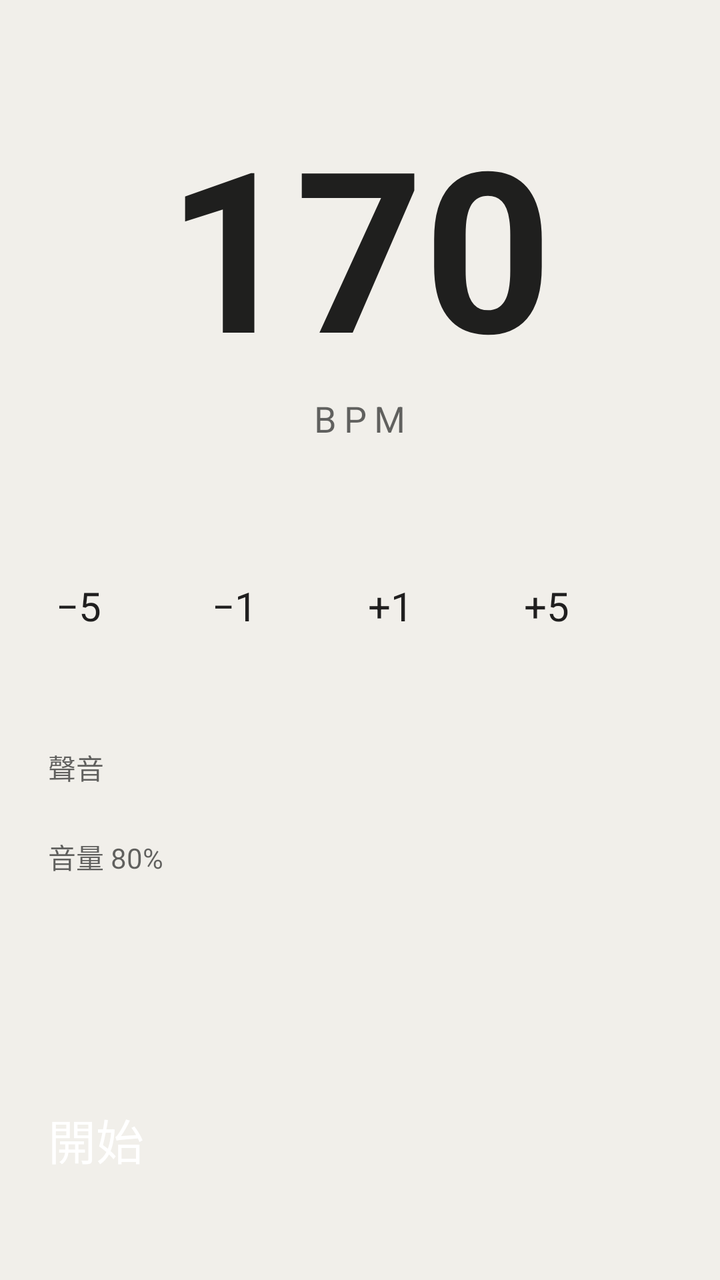
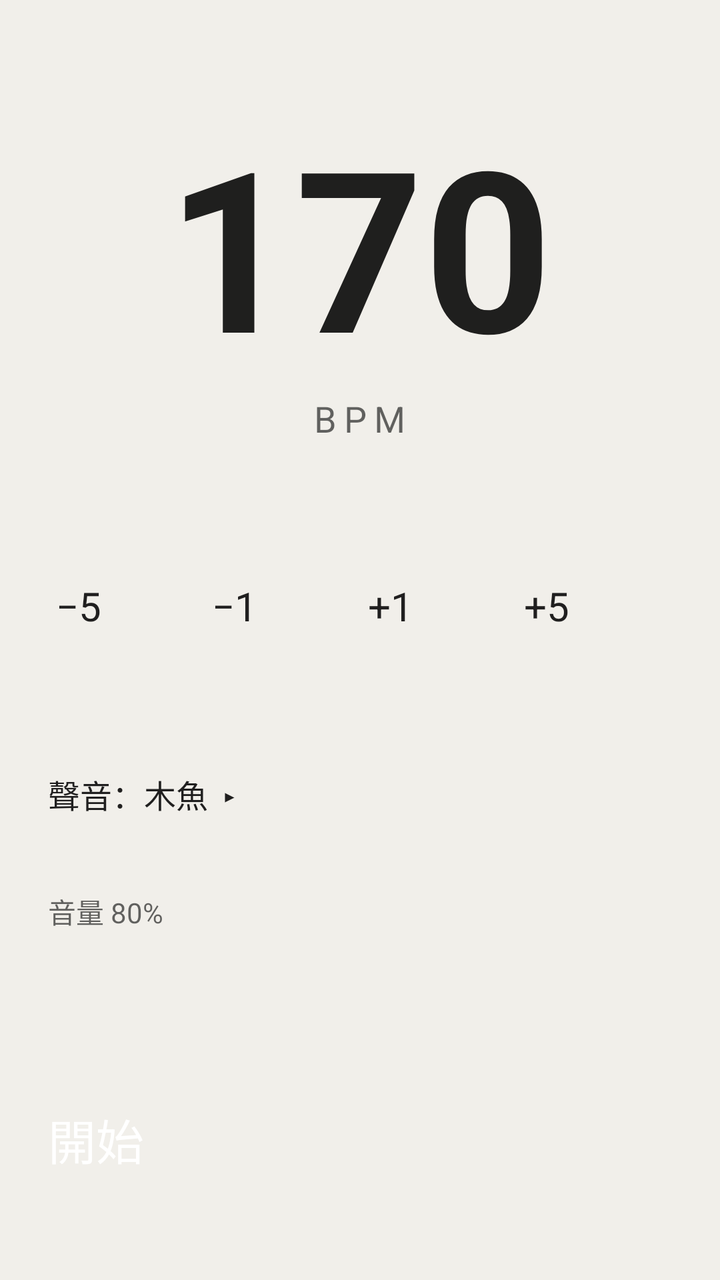

Two renders of the same Android screen: before a commit and after it. Below are the layout's source before the change and the commit's diff.
<!-- AndroidManifest.xml: application theme AppTheme -->
<!-- res/layout/activity_main.xml -->
<?xml version="1.0" encoding="utf-8"?>
<LinearLayout xmlns:android="http://schemas.android.com/apk/res/android"
    android:layout_width="match_parent"
    android:layout_height="match_parent"
    android:orientation="vertical">

<ScrollView
    android:layout_width="match_parent"
    android:layout_height="0dp"
    android:layout_weight="1"
    android:fillViewport="true">

    <LinearLayout
        android:layout_width="match_parent"
        android:layout_height="wrap_content"
        android:orientation="vertical"
        android:gravity="center_horizontal"
        android:paddingLeft="24dp"
        android:paddingRight="24dp"
        android:paddingTop="24dp"
        android:paddingBottom="8dp">

        <TextView
            android:id="@+id/bpm"
            android:layout_width="wrap_content"
            android:layout_height="wrap_content"
            android:layout_marginTop="24dp"
            android:text="170"
            android:textSize="112sp"
            android:textStyle="bold"
            android:textColor="?android:attr/textColorPrimary"
            android:fontFeatureSettings="tnum" />

        <TextView
            android:layout_width="wrap_content"
            android:layout_height="wrap_content"
            android:text="BPM"
            android:textSize="18sp"
            android:letterSpacing="0.2"
            android:textColor="?android:attr/textColorSecondary" />

        <SeekBar
            android:id="@+id/bpmBar"
            android:layout_width="match_parent"
            android:layout_height="48dp"
            android:layout_marginTop="16dp" />

        <LinearLayout
            android:layout_width="match_parent"
            android:layout_height="wrap_content"
            android:orientation="horizontal">

            <Button android:id="@+id/minus5" style="@style/StepButton" android:text="−5" />
            <Button android:id="@+id/minus1" style="@style/StepButton" android:text="−1" />
            <Button android:id="@+id/plus1" style="@style/StepButton" android:text="+1" />
            <Button android:id="@+id/plus5" style="@style/StepButton" android:text="+5" />
        </LinearLayout>

        <TextView
            style="@style/SectionLabel"
            android:text="聲音" />

        <RadioGroup
            android:id="@+id/sounds"
            android:layout_width="match_parent"
            android:layout_height="wrap_content"
            android:orientation="vertical" />

        <TextView
            android:id="@+id/volumeLabel"
            style="@style/SectionLabel"
            android:text="音量 80%" />

        <SeekBar
            android:id="@+id/volumeBar"
            android:layout_width="match_parent"
            android:layout_height="48dp"
            android:max="100" />

        <TextView
            android:id="@+id/batteryHint"
            android:layout_width="match_parent"
            android:layout_height="wrap_content"
            android:layout_marginTop="16dp"
            android:textSize="13sp"
            android:textColor="?android:attr/textColorSecondary"
            android:visibility="gone"
            android:text="@string/battery_hint" />
    </LinearLayout>
</ScrollView>

    <Button
        android:id="@+id/toggle"
        android:layout_width="match_parent"
        android:layout_height="72dp"
        android:layout_marginLeft="24dp"
        android:layout_marginRight="24dp"
        android:layout_marginTop="8dp"
        android:layout_marginBottom="16dp"
        android:text="開始"
        android:textSize="24sp"
        android:textColor="@color/on_accent"
        android:backgroundTint="@color/accent" />
</LinearLayout>
<!-- resources referenced by this layout -->
<resources>
  <color name="accent">#D9541E</color>
  <color name="on_accent">#FFFFFF</color>
  <string name="battery_hint">小米／HyperOS 省電很兇，背景跑久了可能被關掉：到「設定 → 應用程式 → RunBeat → 省電策略」選「無限制」。</string>
  <style name="SectionLabel">
          <item name="android:layout_width">match_parent</item>
          <item name="android:layout_height">wrap_content</item>
          <item name="android:layout_marginTop">24dp</item>
          <item name="android:textSize">14sp</item>
          <item name="android:textColor">?android:attr/textColorSecondary</item>
      </style>
  <style name="StepButton">
          <item name="android:layout_width">0dp</item>
          <item name="android:layout_height">56dp</item>
          <item name="android:layout_weight">1</item>
          <item name="android:layout_margin">4dp</item>
          <item name="android:textSize">20sp</item>
      </style>
  <style name="AppTheme" parent="android:Theme.Material.Light.NoActionBar">
          <item name="android:windowBackground">@color/bg</item>
          <item name="android:statusBarColor">@color/bg</item>
          <item name="android:navigationBarColor">@color/bg</item>
          <item name="android:windowLightStatusBar">true</item>
          <item name="android:windowLightNavigationBar">true</item>
          <item name="android:colorAccent">@color/accent</item>
      </style>
  <color name="bg">#F1EFEA</color>
</resources>

<!-- the commit's change to res/layout/activity_main.xml (unified diff, before → after) -->
@@ -56,15 +56,23 @@
             <Button android:id="@+id/plus5" style="@style/StepButton" android:text="+5" />
         </LinearLayout>
 
+        
         <TextView
+            android:id="@+id/soundHeader"
             style="@style/SectionLabel"
-            android:text="聲音" />
+            android:minHeight="48dp"
+            android:gravity="center_vertical"
+            android:textSize="16sp"
+            android:textColor="?android:attr/textColorPrimary"
+            android:background="?android:attr/selectableItemBackground"
+            android:text="聲音：木魚  ▸" />
 
         <RadioGroup
             android:id="@+id/sounds"
             android:layout_width="match_parent"
             android:layout_height="wrap_content"
-            android:orientation="vertical" />
+            android:orientation="vertical"
+            android:visibility="gone" />
 
         <TextView
             android:id="@+id/volumeLabel"
